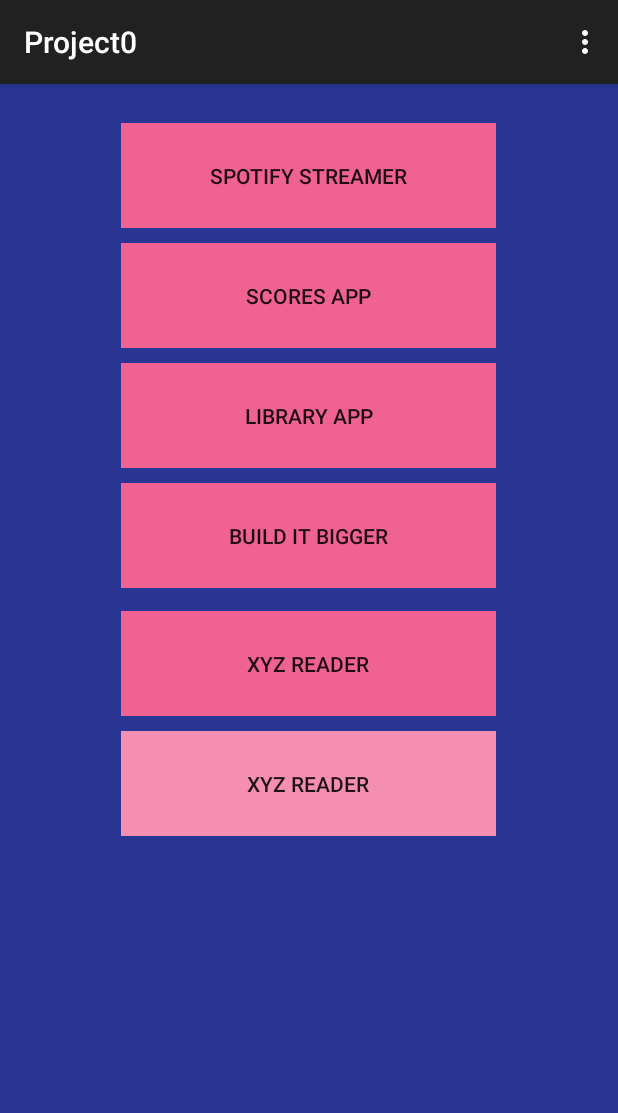
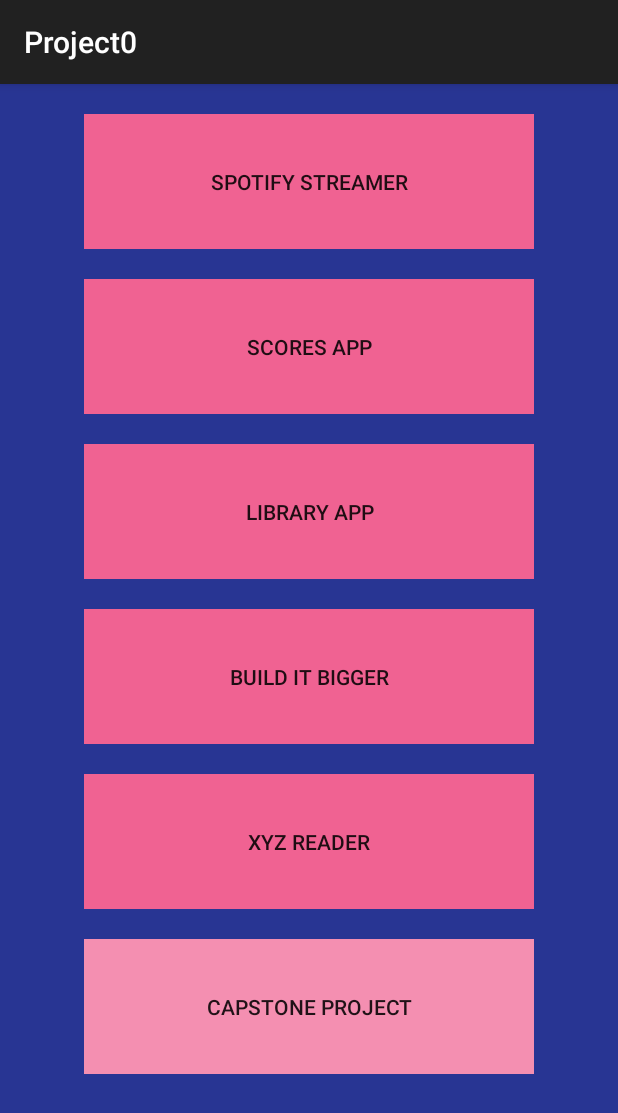
Before and after one commit to Crasheng/Android_Project_0-, an Android app: the screen it shows after launch (MainActivity), after a tap on "SCORES APP", on a phone screen of 412 x 824 dp. Shown: the top 1113 px of the screen. Run offline under Robolectric (Android 15) with nearby library versions, the phone set to English and light mode, and no system bars.

Commit message:
Applying the points i had not do it right, with my first submittion
--factoring out the dimentions, and margins of buttons
--using appropiate names for buttons id
--using onClick XML method by creating Public function to handle the event
--instead of hard coding the name apper in Toast message, just fetch it from TextView Element

```diff
--- a/app/src/main/java/com/example/root/helloworld/MainActivity.java
+++ b/app/src/main/java/com/example/root/helloworld/MainActivity.java
@@ -2,6 +2,7 @@ package com.example.root.helloworld;
 
 import android.support.v7.app.AppCompatActivity;
 import android.os.Bundle;
+import android.util.Log;
 import android.view.Menu;
 import android.view.MenuItem;
 import android.view.View;
@@ -20,90 +21,96 @@ public class MainActivity extends AppCompatActivity{
     protected void onCreate(Bundle savedInstanceState) {
         super.onCreate(savedInstanceState);
         setContentView(R.layout.activity_main);
-        Button button1 = (Button) findViewById(R.id.button1);
-        Button button2 = (Button) findViewById(R.id.button2);
-        Button button3 = (Button) findViewById(R.id.button3);
-        Button button4 = (Button) findViewById(R.id.button4);
-        Button button5 = (Button) findViewById(R.id.button5);
-        Button button6 = (Button) findViewById(R.id.button6);
+      }
 
-        button1.setOnClickListener(new OnClickListener(){
-            @Override
-            public void onClick(View v) {
-                toasttext = "SPOTIFY STREAMER";
-                toast = Toast.makeText(getApplicationContext(), toasttext, duration);
-                toast.show();
-            }
-        });
-
-
-
-        button2.setOnClickListener(new OnClickListener() {
-            @Override
-            public void onClick(View v) {
-                toasttext = "SCORES APP";
-                toast = Toast.makeText(getApplicationContext(), toasttext,duration);
-                toast.show();
-            }
-        });
-
-        button3.setOnClickListener(new OnClickListener() {
-            @Override
-            public void onClick(View v) {
-                toasttext = "LIBRARY APP";
-                toast = Toast.makeText(getApplicationContext(), toasttext,duration);
-                toast.show();
-            }
-        });
-
-        button4.setOnClickListener(new OnClickListener() {
-            @Override
-            public void onClick(View v) {
-                toasttext = "BUILD IT BIGGER";
-                toast = Toast.makeText(getApplicationContext(), toasttext,duration);
-                toast.show();
-            }
-        });
-
-        button5.setOnClickListener(new OnClickListener() {
-            @Override
-            public void onClick(View v) {
-                toasttext = "XYZ READER";
-                toast = Toast.makeText(getApplicationContext(), toasttext,duration);
-                toast.show();
-            }
-        });
-
-        button6.setOnClickListener(new OnClickListener() {
-            @Override
-            public void onClick(View v) {
-                toasttext = "Capstone Project";
-                toast = Toast.makeText(getApplicationContext(), toasttext,duration);
-                toast.show();
-            }
-        });
-
+    public void showToast(View v)
+    {
+        switch (v.getId())
+        {
+            case R.id.spotify:
+            case R.id.scores:
+            case R.id.library:
+            case R.id.builditbigger:
+            case R.id.xyzreader:
+            case R.id.caproject:
+                displayToast(((Button) v).getText().toString());
+                //Log.d("Buttontext",((Button) v).getText().toString() );
+            default:
+                break;
+        }
     }
 
-    @Override
-    public boolean onCreateOptionsMenu(Menu menu) {
-        // Inflate the menu; this adds items to the action bar if it is present.
-        getMenuInflater().inflate(R.menu.menu_main, menu);
-        return true;
+    private void displayToast(String s) {
+        if (toast != null)
+        {
+            toast.cancel();
+        }
+        toast = Toast.makeText(getApplicationContext(),s,duration);
+        toast.show();
     }
 
-    @Override
-    public boolean onOptionsItemSelected(MenuItem item) {
-        // Handle action bar item clicks here. The action bar will
-        // automatically handle clicks on the Home/Up button, so long
-        // as you specify a parent activity in AndroidManifest.xml.
-        int id = item.getItemId();
+//Un Professional way in this case
+//        Button button1 = (Button) findViewById(R.id.button1);
+//        Button button2 = (Button) findViewById(R.id.button2);
+//        Button button3 = (Button) findViewById(R.id.button3);
+//        Button button4 = (Button) findViewById(R.id.button4);
+//        Button button5 = (Button) findViewById(R.id.button5);
+//        Button button6 = (Button) findViewById(R.id.button6);
+//
+//        button1.setOnClickListener(new OnClickListener(){
+//            @Override
+//            public void onClick(View v) {
+//                toasttext = "SPOTIFY STREAMER";
+//                toast = Toast.makeText(getApplicationContext(), toasttext, duration);
+//                toast.show();
+//            }
+//        });
+//
+//
+//
+//        button2.setOnClickListener(new OnClickListener() {
+//            @Override
+//            public void onClick(View v) {
+//                toasttext = "SCORES APP";
+//                toast = Toast.makeText(getApplicationContext(), toasttext,duration);
+//                toast.show();
+//            }
+//        });
+//
+//        button3.setOnClickListener(new OnClickListener() {
+//            @Override
+//            public void onClick(View v) {
+//                toasttext = "LIBRARY APP";
+//                toast = Toast.makeText(getApplicationContext(), toasttext,duration);
+//                toast.show();
+//            }
+//        });
+//
+//        button4.setOnClickListener(new OnClickListener() {
+//            @Override
+//            public void onClick(View v) {
+//                toasttext = "BUILD IT BIGGER";
+//                toast = Toast.makeText(getApplicationContext(), toasttext,duration);
+//                toast.show();
+//            }
+//        });
+//
+//        button5.setOnClickListener(new OnClickListener() {
+//            @Override
+//            public void onClick(View v) {
+//                toasttext = "XYZ READER";
+//                toast = Toast.makeText(getApplicationContext(), toasttext,duration);
+//                toast.show();
+//            }
+//        });
+//
+//        button6.setOnClickListener(new OnClickListener() {
+//            @Override
+//            public void onClick(View v) {
+//                toasttext = "Capstone Project";
+//                toast = Toast.makeText(getApplicationContext(), toasttext,duration);
+//                toast.show();
+//            }
+//        });
 
-        //noinspection SimplifiableIfStatement
-        if (id == R.id.action_settings) {
-            return true;
-        }
-
-        return super.onOptionsItemSelected(item);
-    }
 }
--- a/app/src/main/res/layout/activity_main.xml
+++ b/app/src/main/res/layout/activity_main.xml
@@ -1,75 +1,85 @@
-<RelativeLayout xmlns:android="http://schemas.android.com/apk/res/android"
-    xmlns:tools="http://schemas.android.com/tools" android:layout_width="match_parent"
-    android:layout_height="match_parent" android:paddingLeft="@dimen/activity_horizontal_margin"
-    android:paddingRight="@dimen/activity_horizontal_margin"
-    android:paddingTop="@dimen/activity_vertical_margin"
-    android:paddingBottom="@dimen/activity_vertical_margin" tools:context=".MainActivity"
+<?xml version="1.0" encoding="utf-8"?>
+<ScrollView xmlns:android="http://schemas.android.com/apk/res/android"
+    android:layout_width="match_parent"
+    android:layout_height="match_parent"
+    android:paddingLeft="16dp"
+    android:paddingRight="16dp"
     android:background="@color/blue">
 
+    <RelativeLayout
+        android:layout_width="match_parent"
+        android:layout_height="match_parent">
 
     <Button
         style="?android:borderlessButtonStyle"
-        android:layout_width="250dp"
-        android:layout_height="70dp"
+        android:onClick="showToast"
+        android:layout_width="@dimen/button_width"
+        android:layout_height="@dimen/button_height"
         android:background="@color/pink"
         android:layout_centerHorizontal="true"
         android:text="@string/button_text1"
-        android:id="@+id/button1"
-        android:layout_marginTop="10dp" />
+        android:id="@+id/spotify"
+        android:layout_marginTop="@dimen/headingmargin" />
 
     <Button
         style="?android:borderlessButtonStyle"
-        android:layout_width="250dp"
-        android:layout_height="70dp"
+        android:onClick="showToast"
+        android:layout_width="@dimen/button_width"
+        android:layout_height="@dimen/button_height"
         android:background="@color/pink"
         android:layout_centerHorizontal="true"
         android:text="@string/button_text2"
-        android:id="@+id/button2"
-        android:layout_below="@+id/button1"
-        android:layout_marginTop="10dp" />
+        android:id="@+id/scores"
+        android:layout_below="@+id/spotify"
+        android:layout_marginTop="@dimen/headingmargin" />
 
     <Button
         style="?android:borderlessButtonStyle"
-        android:layout_width="250dp"
-        android:layout_height="70dp"
+        android:onClick="showToast"
+        android:layout_width="@dimen/button_width"
+        android:layout_height="@dimen/button_height"
         android:background="@color/pink"
         android:layout_centerHorizontal="true"
         android:text="@string/button_text3"
-        android:id="@+id/button3"
-        android:layout_below="@+id/button2"
-        android:layout_marginTop="10dp" />
+        android:id="@+id/library"
+        android:layout_below="@+id/scores"
+        android:layout_marginTop="@dimen/headingmargin" />
 
     <Button
         style="?android:borderlessButtonStyle"
-        android:layout_width="250dp"
-        android:layout_height="70dp"
+        android:onClick="showToast"
+        android:layout_width="@dimen/button_width"
+        android:layout_height="@dimen/button_height"
         android:background="@color/pink"
         android:layout_centerHorizontal="true"
         android:text="@string/button_text4"
-        android:id="@+id/button4"
-        android:layout_below="@+id/button3"
-        android:layout_marginTop="10dp" />
+        android:id="@+id/builditbigger"
+        android:layout_below="@+id/library"
+        android:layout_marginTop="@dimen/headingmargin" />
 
     <Button
         style="?android:borderlessButtonStyle"
-        android:layout_width="250dp"
-        android:layout_height="70dp"
+        android:onClick="showToast"
+        android:layout_width="@dimen/button_width"
+        android:layout_height="@dimen/button_height"
         android:background="@color/pink"
         android:layout_centerHorizontal="true"
         android:text="@string/button_text5"
-        android:id="@+id/button5"
-        android:layout_below="@+id/button4"
-        android:layout_marginTop="15dp" />
+        android:id="@+id/xyzreader"
+        android:layout_below="@+id/builditbigger"
+        android:layout_marginTop="@dimen/headingmargin" />
 
     <Button
         style="?android:borderlessButtonStyle"
-        android:layout_width="250dp"
-        android:layout_height="70dp"
+        android:onClick="showToast"
+        android:layout_width="@dimen/button_width"
+        android:layout_height="@dimen/button_height"
         android:background="@color/pinkdeg"
         android:layout_centerHorizontal="true"
-        android:text="@string/button_text5"
-        android:id="@+id/button6"
-        android:layout_below="@+id/button5"
-        android:layout_marginTop="10dp" />
+        android:text="@string/button_text6"
+        android:id="@+id/caproject"
+        android:layout_below="@+id/xyzreader"
+        android:layout_marginTop="@dimen/headingmargin" />
+    </RelativeLayout>
 
-</RelativeLayout>
+</ScrollView>
--- a/app/src/main/res/values/dimens.xml
+++ b/app/src/main/res/values/dimens.xml
@@ -2,4 +2,15 @@
     <!-- Default screen margins, per the Android Design guidelines. -->
     <dimen name="activity_horizontal_margin">16dp</dimen>
     <dimen name="activity_vertical_margin">16dp</dimen>
+
+    <!-->Button Dimensions<-->
+    <dimen name="button_width">300dp</dimen>
+    <dimen name="button_margin">40dp</dimen>
+    <dimen name="button_height">90dp</dimen>
+    <dimen name="textsize">20dp</dimen>
+    <dimen name="textsizeBig">25dp</dimen>
+
+    <!-->Heading Dimensions<-->
+    <dimen name="headingmargin">20dp</dimen>
+
 </resources>
```
Also changed, not shown: 3 other files.
